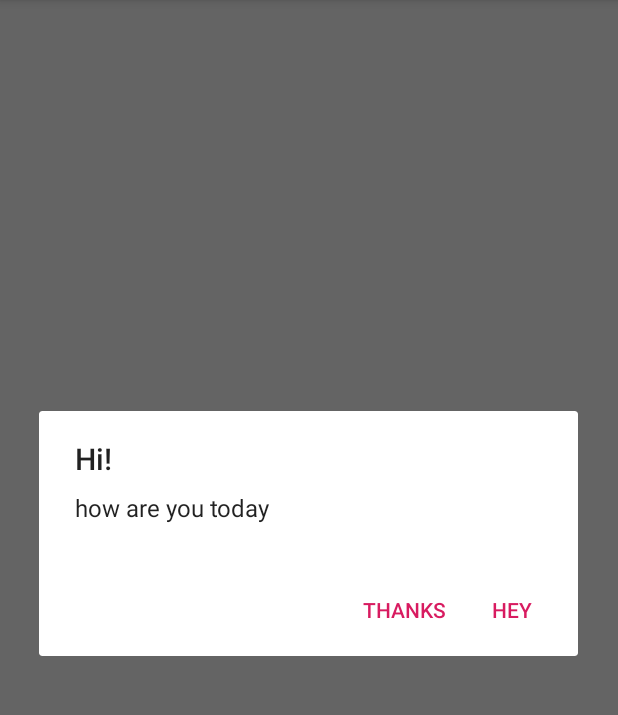
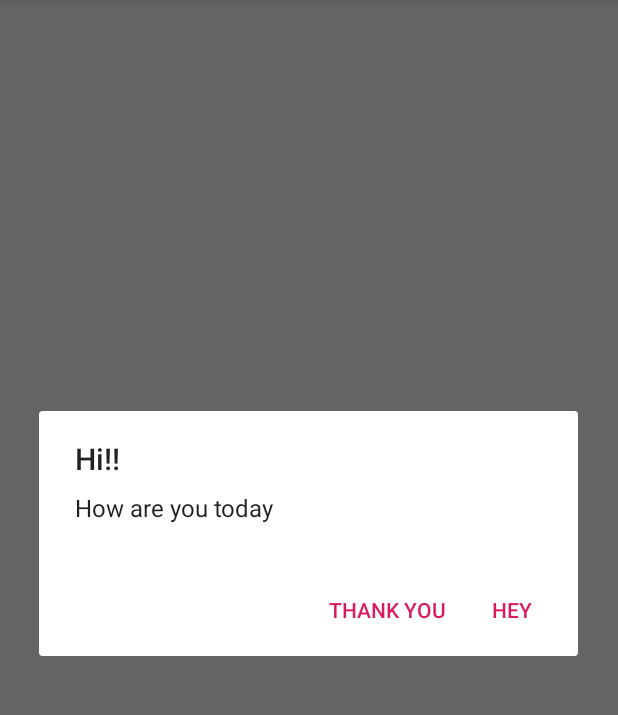
Before and after one commit to SheikhElMoctarG/AndroidProjects, an Android app: the screen it shows after launch (MainActivity), after a tap on "SHOW", on a phone screen of 412 x 824 dp, the part 84-799 px from its top. Run offline under Robolectric (Android 15) with nearby library versions, the phone set to English and light mode, and no system bars.

Commit message:
update project AlertDialog

```diff
--- a/AlertDialog/app/src/main/java/com/sheikh/alertdialog/MainActivity.java
+++ b/AlertDialog/app/src/main/java/com/sheikh/alertdialog/MainActivity.java
@@ -21,16 +21,16 @@ public class MainActivity extends AppCompatActivity {
             @Override
             public void onClick(View view) {
                 alertDialog = new AlertDialog.Builder(MainActivity.this);
-                alertDialog.setTitle("Hi! ");
-                alertDialog.setMessage("how are you today");
+                alertDialog.setTitle(R.string.title);
+                alertDialog.setMessage(R.string.message);
                 alertDialog.setCancelable(false);
-                alertDialog.setPositiveButton("Hey", new DialogInterface.OnClickListener() {
+                alertDialog.setPositiveButton(R.string.yes, new DialogInterface.OnClickListener() {
                     @Override
                     public void onClick(DialogInterface dialogInterface, int i) {
                         dialogInterface.cancel();
                     }
                 });
-                alertDialog.setNegativeButton("Thanks", new DialogInterface.OnClickListener() {
+                alertDialog.setNegativeButton(R.string.no, new DialogInterface.OnClickListener() {
                     @Override
                     public void onClick(DialogInterface dialogInterface, int i) {
                         MainActivity.this.finish();
--- a/AlertDialog/app/src/main/res/values/strings.xml
+++ b/AlertDialog/app/src/main/res/values/strings.xml
@@ -1,3 +1,9 @@
 <resources>
     <string name="app_name">AlertDialog</string>
+    <string name="title">Hi!!</string>
+    <string name="message">How are you today</string>
+    <string name="yes">Hey</string>
+    <string name="no">Thank you</string>
+
+
 </resources>
```
